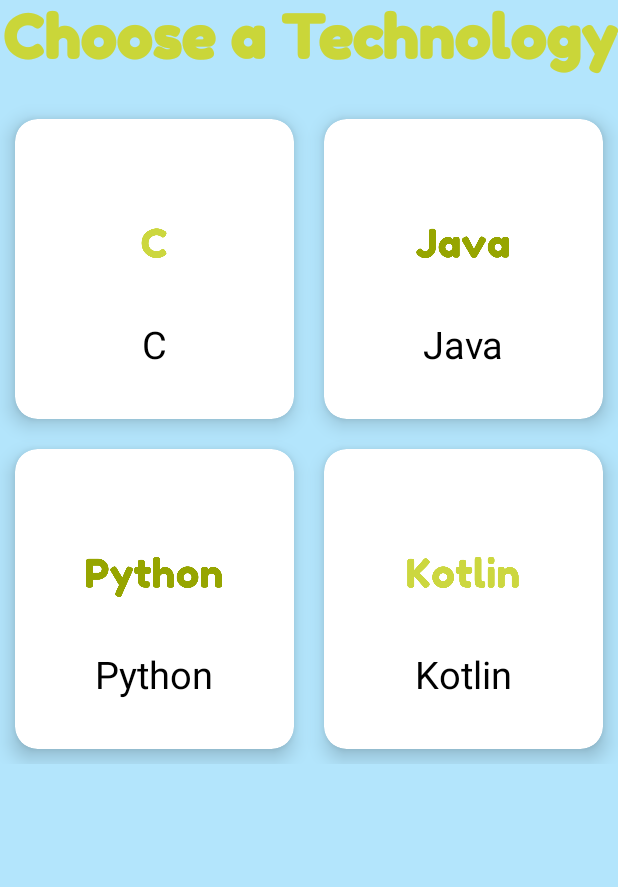
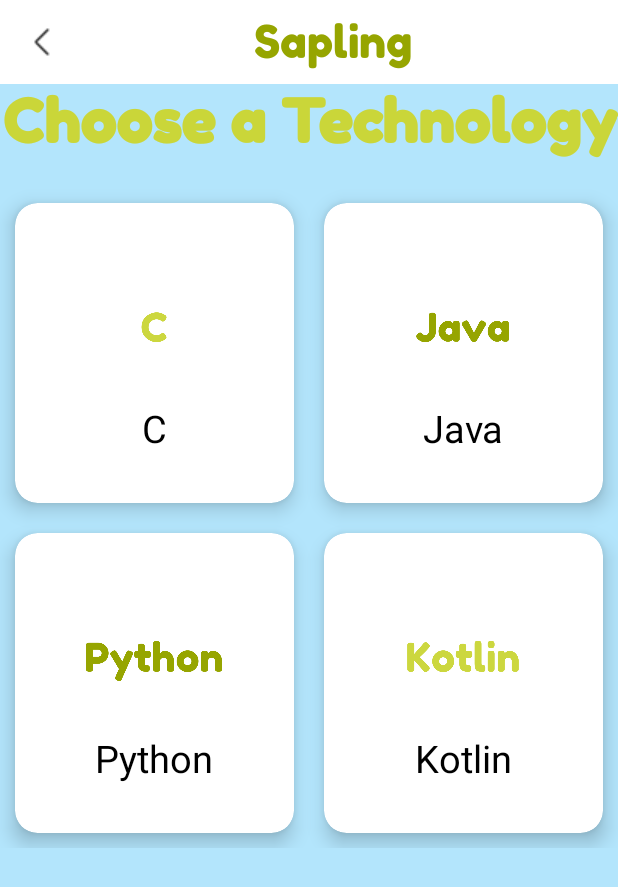
Before and after one commit to eolewis8/Sapling, an Android app: the TechCategory screen opened directly, with no data from a screen before it, on a phone screen of 412 x 824 dp. Shown: the top 887 px of the screen. Run offline under Robolectric (Android 15) with nearby library versions, the phone set to English and light mode, and no system bars; our stand-ins replace Firebase (no records; nobody signed in at launch, a user with empty details on screens opened directly).

Commit message:
Menu drawer in far right of toolbar (white on white so invisable right now)

```diff
--- a/app/src/main/java/com/example/sapling/TechCategory.java
+++ b/app/src/main/java/com/example/sapling/TechCategory.java
@@ -2,8 +2,10 @@ package com.example.sapling;
 
 import android.os.Bundle;
 import android.view.Menu;
+import android.view.View;
 
 import androidx.appcompat.app.AppCompatActivity;
+import androidx.appcompat.widget.Toolbar;
 import androidx.recyclerview.widget.DefaultItemAnimator;
 import androidx.recyclerview.widget.GridLayoutManager;
 import androidx.recyclerview.widget.RecyclerView;
@@ -32,6 +34,24 @@ public class TechCategory extends AppCompatActivity {
         recyclerView.setItemAnimator(new DefaultItemAnimator());
         DisciplineAdapter adapter = new DisciplineAdapter(this, categories, images);
         recyclerView.setAdapter(adapter);
+
+        // Find the toolbar view inside the activity layout
+        Toolbar toolbar = (Toolbar) findViewById(R.id.my_toolbar);
+        // Sets the Toolbar to act as the ActionBar for this Activity window.
+        // Make sure the toolbar exists in the activity and is not null
+        setSupportActionBar(toolbar);
+        getSupportActionBar().setHomeAsUpIndicator(R.drawable.home_logo);
+        getSupportActionBar().setDisplayHomeAsUpEnabled(true);
+        toolbar.setNavigationIcon(R.drawable.back);
+        getSupportActionBar().setDisplayShowTitleEnabled(false);
+
+
+        toolbar.setNavigationOnClickListener(new View.OnClickListener() {
+            @Override
+            public void onClick(View v) {
+                finish();
+            }
+        });
     }
 
     @Override
--- /dev/null
+++ b/app/src/main/res/drawable/ic_person.xml
@@ -0,0 +1,5 @@
+<vector android:height="24dp" android:tint="#C9D53A"
+    android:viewportHeight="24" android:viewportWidth="24"
+    android:width="24dp" xmlns:android="http://schemas.android.com/apk/res/android">
+    <path android:fillColor="@android:color/white" android:pathData="M12,12c2.21,0 4,-1.79 4,-4s-1.79,-4 -4,-4 -4,1.79 -4,4 1.79,4 4,4zM12,14c-2.67,0 -8,1.34 -8,4v2h16v-2c0,-2.66 -5.33,-4 -8,-4z"/>
+</vector>
--- a/app/src/main/res/layout/activity_math.xml
+++ b/app/src/main/res/layout/activity_math.xml
@@ -7,6 +7,11 @@
     android:background="#B3E5FC"
     android:orientation="vertical"
     tools:context=".AddQuestionsActivity">
+
+    <include
+        layout="@layout/toolbar_main"
+        android:layout_width="match_parent"
+        android:layout_height="wrap_content"/>
 
     <TextView
         android:layout_width="match_parent"
--- a/app/src/main/res/layout/activity_science.xml
+++ b/app/src/main/res/layout/activity_science.xml
@@ -7,6 +7,11 @@
     android:background="#B3E5FC"
     android:orientation="vertical"
     tools:context=".AddQuestionsActivity">
+
+    <include
+        layout="@layout/toolbar_main"
+        android:layout_width="match_parent"
+        android:layout_height="wrap_content"/>
 
     <TextView
         android:layout_width="match_parent"
--- a/app/src/main/res/layout/activity_tech.xml
+++ b/app/src/main/res/layout/activity_tech.xml
@@ -7,6 +7,11 @@
     android:background="#B3E5FC"
     android:orientation="vertical"
     tools:context=".AddQuestionsActivity">
+
+    <include
+        layout="@layout/toolbar_main"
+        android:layout_width="match_parent"
+        android:layout_height="wrap_content"/>
 
     <TextView
         android:layout_width="match_parent"
--- a/app/src/main/res/menu/menu_main.xml
+++ b/app/src/main/res/menu/menu_main.xml
@@ -1,19 +1,23 @@
 <?xml version="1.0" encoding="utf-8"?>
 <menu xmlns:android="http://schemas.android.com/apk/res/android"
     xmlns:app="http://schemas.android.com/apk/res-auto">
-    <!--<item
-        android:id="@+id/back_button"
-        android:icon="@drawable/back_button"
-        app:showAsAction="ifRoom"
-        android:orderInCategory="1"
-        android:title="Back">
-    </item> -->
+
     <item
         android:id="@+id/home"
-        android:icon="@drawable/home_logo"
-        app:showAsAction="ifRoom"
-        android:orderInCategory="2"
+        app:showAsAction="never"
         android:title="Home">
     </item>
 
+    <item
+        android:id="@+id/go_profile"
+        app:showAsAction="never"
+        android:title="Profile">
+    </item>
+
+    <item
+        android:id="@+id/log_out"
+        app:showAsAction="never"
+        android:title="Log Out">
+    </item>
+
 </menu>
```
Also changed, not shown: app/src/main/java/com/example/sapling/CategoriesActivity.java (+8 -4 lines), app/src/main/java/com/example/sapling/EngrCategory.java (+7 -4 lines), app/src/main/java/com/example/sapling/MathCategory.java (+20 -1 lines), app/src/main/java/com/example/sapling/ScienceCategory.java (+21 -9 lines), app/src/main/res/drawable-v24/profile.png (deleted).
